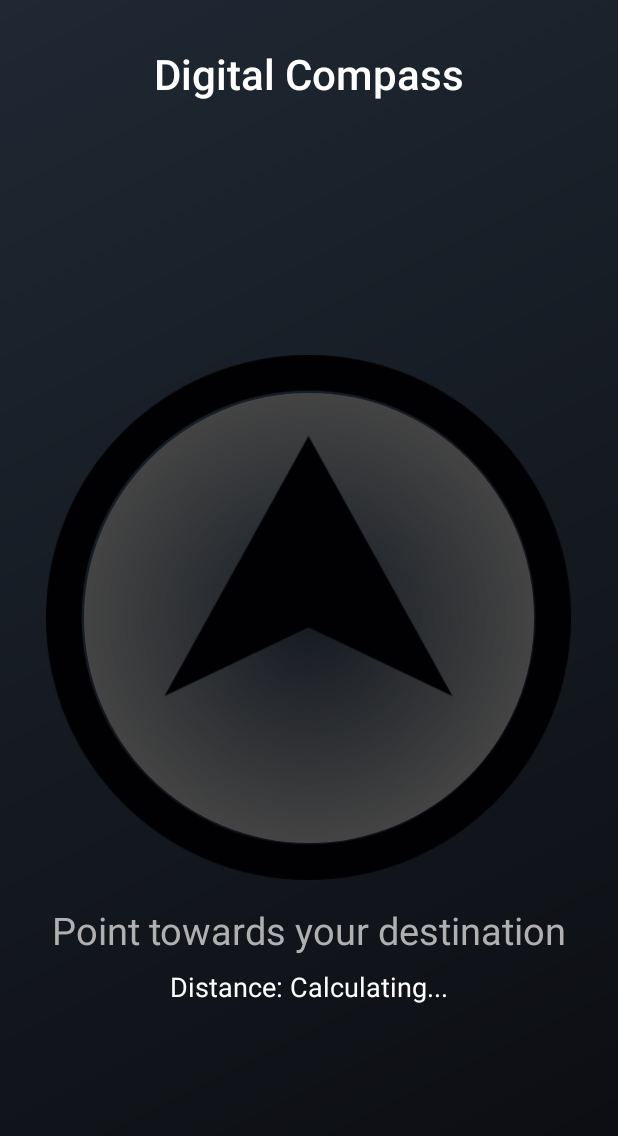
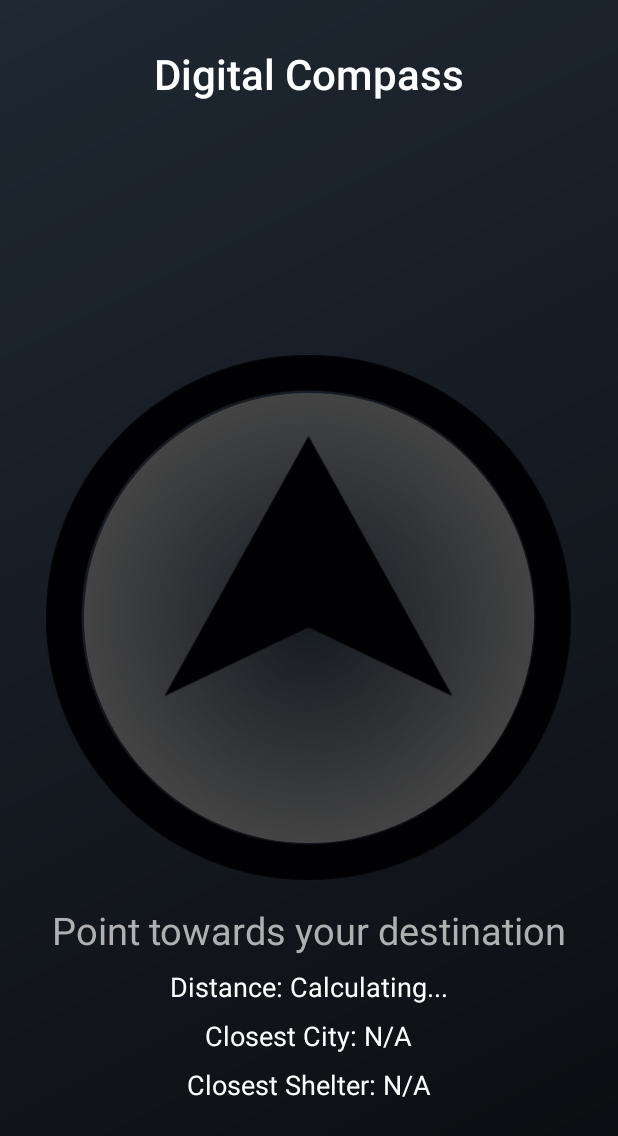
Before and after one commit to longatroniks/AsteroidConspiracist, an Android app: the CompassActivity screen opened directly, with no data from a screen before it, on a phone screen of 412 x 824 dp. Shown: the top 1136 px of the screen. Run offline under Robolectric (Android 15) with nearby library versions, the light colour scheme and no system bars.

Commit message:
now in the activitie you can see shelter name and shelter city :)

```diff
--- a/app/src/main/res/layout/activity_compass.xml
+++ b/app/src/main/res/layout/activity_compass.xml
@@ -59,4 +59,30 @@
         android:textColor="#FFFFFF"
         android:fontFamily="sans-serif" />
 
+    <!-- Texto para mostrar la ciudad más cercana -->
+    <TextView
+        android:id="@+id/closest_city_text"
+        android:layout_width="wrap_content"
+        android:layout_height="wrap_content"
+        android:layout_below="@id/distance_text"
+        android:layout_centerHorizontal="true"
+        android:layout_marginTop="8dp"
+        android:text="Closest City: N/A"
+        android:textSize="18sp"
+        android:textColor="#FFFFFF"
+        android:fontFamily="sans-serif" />
+
+    <!-- Texto para mostrar el shelter más cercano -->
+    <TextView
+        android:id="@+id/closest_shelter_text"
+        android:layout_width="wrap_content"
+        android:layout_height="wrap_content"
+        android:layout_below="@id/closest_city_text"
+        android:layout_centerHorizontal="true"
+        android:layout_marginTop="8dp"
+        android:text="Closest Shelter: N/A"
+        android:textSize="18sp"
+        android:textColor="#FFFFFF"
+        android:fontFamily="sans-serif" />
+
 </RelativeLayout>
--- a/app/src/main/res/values/locations.xml
+++ b/app/src/main/res/values/locations.xml
@@ -1,11 +1,11 @@
 <?xml version="1.0" encoding="utf-8"?>
 <resources>
     <string-array name="locations">
-        <item>40.7128,-74.0060</item>
-        <item>34.0522,-118.2437</item>
-        <item>51.5074,-0.1278</item>
-        <item>48.8566,2.3522</item>
-        <item>35.6895,139.6917</item>
-        <item>40.45308913462788,-3.688292124610794</item>
+        <item>40.7128,-74.0060,New York,Ping Pong Shelter</item>
+        <item>34.0522,-118.2437,Los Angeles,Lebron James Shelter</item>
+        <item>51.5074,-0.1278,London, The Queen</item>
+        <item>48.8566,2.3522,Paris,Bonjour</item>
+        <item>35.6895,139.6917,Tokyo,Arigato</item>
+        <item>40.45308913462788,-3.688292124610794,Madrid,Santiago Bernabeu</item>
     </string-array>
 </resources>
```
Also changed, not shown: app/src/main/java/dte/masteriot/mdp/asteroidconspiracist/activities/CompassActivity.java (+56 -2 lines).
